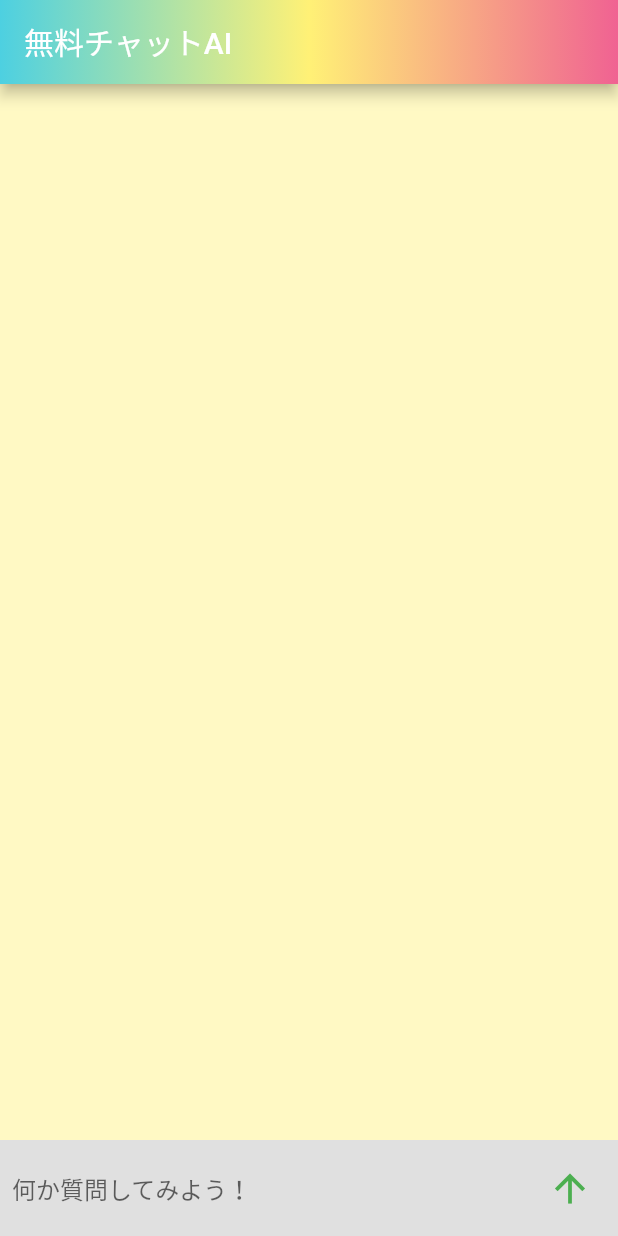
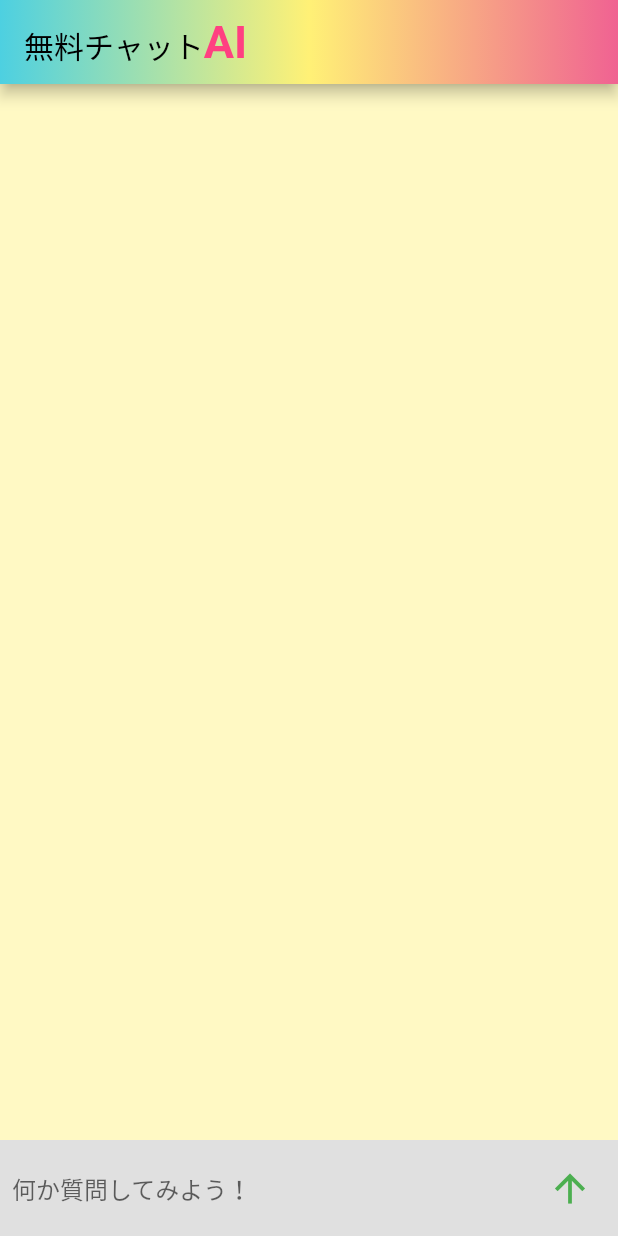
Before and after one commit to tomohiro1024/chatGPT, a Flutter app: the screen it shows after launch, on a phone screen of 412 x 824 dp. Run offline on Flutter 3.47's test engine with Material 2 defaults, Android fonts, the phone set to English and light mode, and no system bars; our stand-ins replace animated_text_kit, flutter_spinkit, new_gradient_app_bar.

Commit message:
タイトル微修正

```diff
--- a/lib/screens/chat_screen.dart
+++ b/lib/screens/chat_screen.dart
@@ -140,7 +140,23 @@ class _ChatScreenState extends State<ChatScreen> {
       //   ),
       // ),
       appBar: NewGradientAppBar(
-        title: Text('無料チャットAI'),
+        title: RichText(
+          text: const TextSpan(
+            children: [
+              TextSpan(
+                text: '無料チャット',
+                style: TextStyle(color: Colors.black, fontSize: 20),
+              ),
+              TextSpan(
+                text: 'AI',
+                style: TextStyle(
+                    color: Colors.pinkAccent,
+                    fontSize: 30,
+                    fontWeight: FontWeight.bold),
+              ),
+            ],
+          ),
+        ),
         gradient: LinearGradient(
           colors: [
             Colors.cyan.shade300,
```
